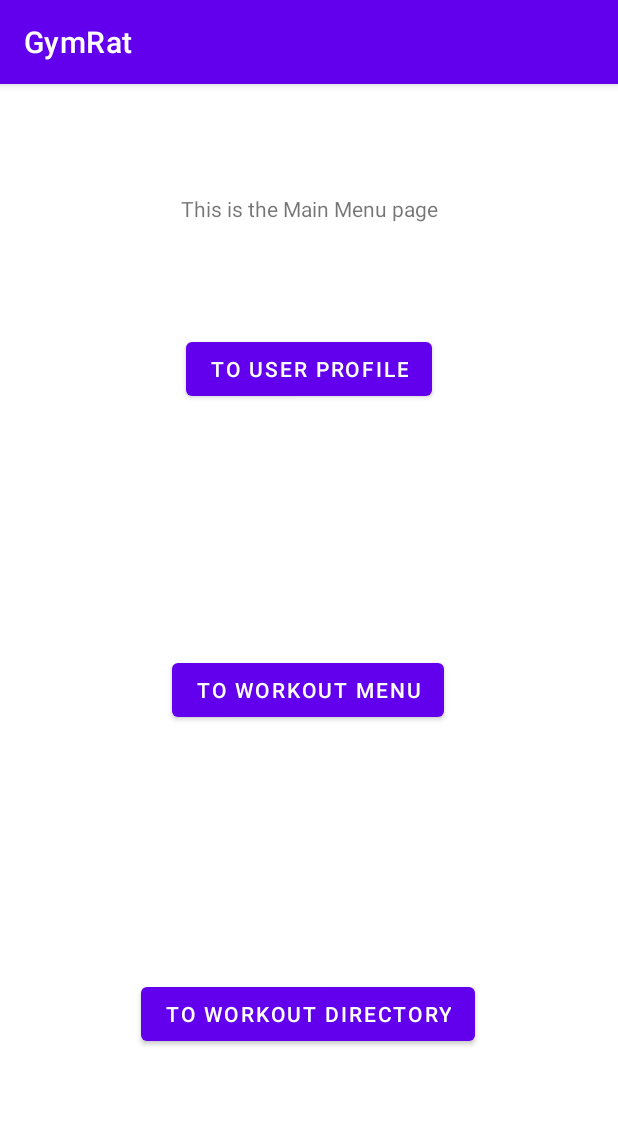
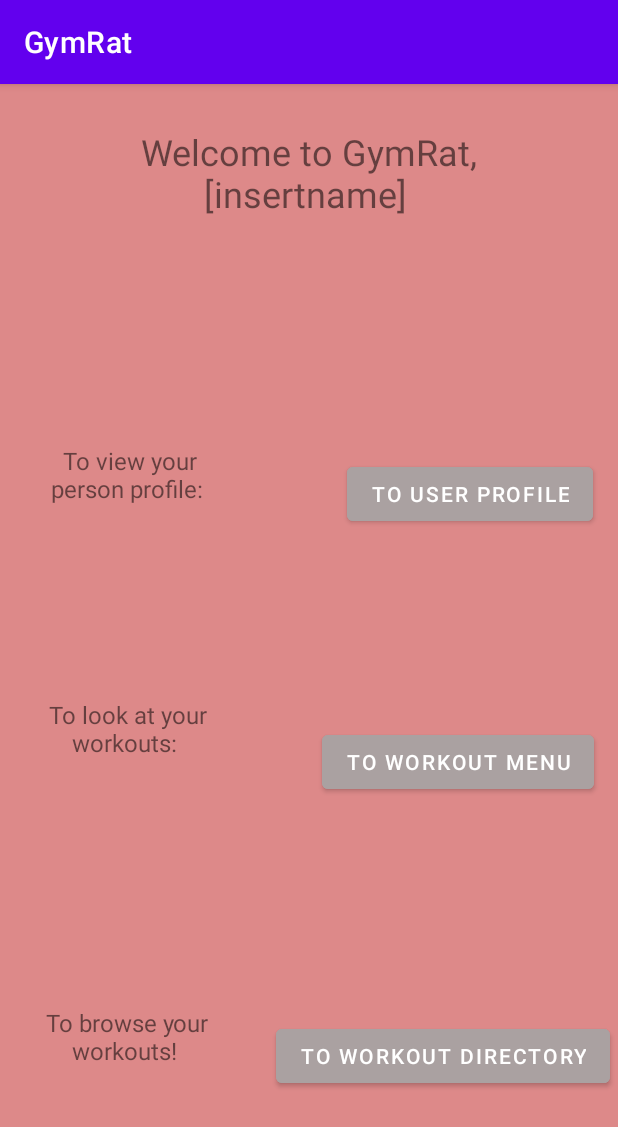
Before and after one commit to Twilli70/GymRat, an Android app: the MainMenuFragment screen opened directly, with no data from a screen before it, on a phone screen of 412 x 824 dp. Shown: the top 1127 px of the screen. Run offline under Robolectric (Android 15) with nearby library versions, the phone set to English and light mode, and no system bars.

Commit message:
color, theme

```diff
--- a/app/src/main/java/edu/towson/cosc412/martindale/gymrat/fragments/UserProfile.java
+++ b/app/src/main/java/edu/towson/cosc412/martindale/gymrat/fragments/UserProfile.java
@@ -1,61 +1,57 @@
-package edu.towson.cosc412.martindale.gymrat.fragments;
-
-import androidx.appcompat.app.AppCompatActivity;
-
-import android.content.Context;
-import android.content.Intent;
-import android.content.SharedPreferences;
-import android.os.Bundle;
-import android.view.View;
-import android.widget.Button;
-import android.widget.EditText;
-
-import android.widget.Toast;
-
-import edu.towson.cosc412.martindale.gymrat.R;
-
-public class UserProfile extends AppCompatActivity  {
-    Button save_contact; //this is the button that saves the user email and phone number
-    EditText phone_number, email_address; //this is the text box for the phone number and email address
-
-    public static final String MyPREFERENCES = "MyPrefs";
-    public static final String Email = "email_address";
-    public static final String Phone = "phone_number";
-
-    SharedPreferences sharedpreferences;
-
-
-    @Override
-    protected void onCreate(Bundle savedInstanceState) {
-        super.onCreate(savedInstanceState);
-        setContentView(R.layout.fragment_user_profile);
-
-        save_contact = findViewById(R.id.save_contact);
-        phone_number = findViewById(R.id.phone_number);
-        email_address = findViewById(R.id.email_address);
-
-        save_contact=(Button)findViewById(R.id.save_contact);
-        sharedpreferences = getSharedPreferences(MyPREFERENCES, Context.MODE_PRIVATE);
-
-        save_contact.setOnClickListener(new View.OnClickListener() {
-            @Override
-            public void onClick(View v) {
-                String n  = phone_number.getText().toString();
-                String ph  = email_address.getText().toString();
-
-                SharedPreferences.Editor editor = sharedpreferences.edit();
-
-                editor.putString(phone_number, n);
-                editor.putString(Phone, ph);
-                editor.putString(Email, e);
-                editor.commit();
-                Toast.makeText(MainActivity.this,"Thanks",Toast.LENGTH_LONG).show();
-            }
-        });
-    }
-
-}
-
-
-        }
-}
+//package edu.towson.cosc412.martindale.gymrat.fragments;
+//
+//import androidx.appcompat.app.AppCompatActivity;
+//
+//import android.content.Context;
+//import android.content.Intent;
+//import android.content.SharedPreferences;
+//import android.os.Bundle;
+//import android.view.View;
+//import android.widget.Button;
+//import android.widget.EditText;
+//
+//import android.widget.Toast;
+//
+//import edu.towson.cosc412.martindale.gymrat.R;
+//
+//public class UserProfile extends AppCompatActivity  {
+//    Button save_contact; //this is the button that saves the user email and phone number
+//    EditText phone_number, email_address; //this is the text box for the phone number and email address
+//
+//    public static final String MyPREFERENCES = "MyPrefs";
+//    public static final String Email = "email_address";
+//    public static final String Phone = "phone_number";
+//
+//    SharedPreferences sharedpreferences;
+//
+//
+//    @Override
+//    protected void onCreate(Bundle savedInstanceState) {
+//        super.onCreate(savedInstanceState);
+//        setContentView(R.layout.fragment_user_profile);
+//
+//        save_contact = findViewById(R.id.save_contact);
+//        phone_number = findViewById(R.id.phone_number);
+//        email_address = findViewById(R.id.email_address);
+//
+//        save_contact=(Button)findViewById(R.id.save_contact);
+//        sharedpreferences = getSharedPreferences(MyPREFERENCES, Context.MODE_PRIVATE);
+//
+//        save_contact.setOnClickListener(new View.OnClickListener() {
+//            @Override
+//            public void onClick(View v) {
+//                String n  = phone_number.getText().toString();
+//                String ph  = email_address.getText().toString();
+//
+//                SharedPreferences.Editor editor = sharedpreferences.edit();
+//
+//                editor.putString(phone_number, n);
+//                editor.putString(Phone, ph);
+//                editor.putString(Email, e);
+//                editor.commit();
+//                Toast.makeText(MainActivity.this,"Thanks",Toast.LENGTH_LONG).show();
+//            }
+//        });
+//    }
+//
+//}
--- a/app/src/main/res/layout/activity_registration.xml
+++ b/app/src/main/res/layout/activity_registration.xml
@@ -1,10 +1,10 @@
 <?xml version="1.0" encoding="utf-8"?>
-<androidx.constraintlayout.widget.ConstraintLayout
-    xmlns:android="http://schemas.android.com/apk/res/android"
+<androidx.constraintlayout.widget.ConstraintLayout xmlns:android="http://schemas.android.com/apk/res/android"
     xmlns:app="http://schemas.android.com/apk/res-auto"
     xmlns:tools="http://schemas.android.com/tools"
     android:layout_width="match_parent"
-    android:layout_height="match_parent">
+    android:layout_height="match_parent"
+    android:background="#DD8989">
 
     <EditText
         android:id="@+id/newPwd"
--- a/app/src/main/res/layout/fragment_main_menu.xml
+++ b/app/src/main/res/layout/fragment_main_menu.xml
@@ -1,50 +1,113 @@
 <?xml version="1.0" encoding="utf-8"?>
-<androidx.constraintlayout.widget.ConstraintLayout
-    xmlns:android="http://schemas.android.com/apk/res/android"
+<androidx.constraintlayout.widget.ConstraintLayout xmlns:android="http://schemas.android.com/apk/res/android"
     xmlns:app="http://schemas.android.com/apk/res-auto"
     xmlns:tools="http://schemas.android.com/tools"
     android:layout_width="match_parent"
-    android:layout_height="match_parent">
+    android:layout_height="match_parent"
+    android:background="#DD8989">
 
     <Button
         android:id="@+id/userProfileBtn"
         android:layout_width="wrap_content"
         android:layout_height="wrap_content"
+        android:backgroundTint="#AAA1A1"
         android:text="to user profile"
         app:layout_constraintBottom_toTopOf="@+id/workoutMenuBtn"
         app:layout_constraintEnd_toEndOf="parent"
+        app:layout_constraintHorizontal_bias="0.934"
         app:layout_constraintStart_toStartOf="parent"
-        app:layout_constraintTop_toTopOf="parent" />
+        app:layout_constraintTop_toTopOf="parent"
+        app:layout_constraintVertical_bias="0.656" />
 
     <Button
         android:id="@+id/workoutMenuBtn"
         android:layout_width="wrap_content"
         android:layout_height="wrap_content"
-        android:layout_marginBottom="168dp"
+        android:layout_marginBottom="148dp"
+        android:backgroundTint="#AAA1A1"
         android:text="to workout menu"
         app:layout_constraintBottom_toTopOf="@+id/workoutDirectoryBtn"
         app:layout_constraintEnd_toEndOf="parent"
-        app:layout_constraintHorizontal_bias="0.497"
+        app:layout_constraintHorizontal_bias="0.93"
         app:layout_constraintStart_toStartOf="parent" />
 
     <Button
         android:id="@+id/workoutDirectoryBtn"
         android:layout_width="wrap_content"
         android:layout_height="wrap_content"
-        android:layout_marginBottom="124dp"
+        android:layout_marginBottom="96dp"
+        android:backgroundTint="#AAA1A1"
         android:text="to workout directory"
         app:layout_constraintBottom_toBottomOf="parent"
         app:layout_constraintEnd_toEndOf="parent"
-        app:layout_constraintHorizontal_bias="0.497"
+        app:layout_constraintHorizontal_bias="0.973"
         app:layout_constraintStart_toStartOf="parent" />
 
     <TextView
         android:id="@+id/textView2"
-        android:layout_width="wrap_content"
-        android:layout_height="wrap_content"
-        android:text="This is the Main Menu page"
+        android:layout_width="347dp"
+        android:layout_height="61dp"
+        android:text="Welcome to GymRat, [insertname] "
+        android:textAlignment="center"
+        android:textSize="24sp"
         app:layout_constraintBottom_toTopOf="@+id/userProfileBtn"
         app:layout_constraintEnd_toEndOf="parent"
         app:layout_constraintStart_toStartOf="parent"
-        app:layout_constraintTop_toTopOf="parent" />
+        app:layout_constraintTop_toTopOf="parent"
+        app:layout_constraintVertical_bias="0.152" />
+
+    <TextView
+        android:id="@+id/textView"
+        android:layout_width="139dp"
+        android:layout_height="53dp"
+        android:layout_marginBottom="100dp"
+        android:text="To browse your workouts! "
+        android:textAlignment="center"
+        android:textSize="16sp"
+        app:layout_constraintBottom_toBottomOf="parent"
+        app:layout_constraintEnd_toStartOf="@+id/workoutDirectoryBtn"
+        app:layout_constraintHorizontal_bias="0.34"
+        app:layout_constraintStart_toStartOf="parent" />
+
+    <TextView
+        android:id="@+id/textView8"
+        android:layout_width="139dp"
+        android:layout_height="53dp"
+        android:layout_marginBottom="152dp"
+        android:text="To look at your workouts: "
+        android:textAlignment="center"
+        android:textSize="16sp"
+        app:layout_constraintBottom_toTopOf="@+id/textView"
+        app:layout_constraintEnd_toStartOf="@+id/workoutMenuBtn"
+        app:layout_constraintHorizontal_bias="0.202"
+        app:layout_constraintStart_toStartOf="parent" />
+
+    <TextView
+        android:id="@+id/textView10"
+        android:layout_width="139dp"
+        android:layout_height="53dp"
+        android:layout_marginTop="116dp"
+        android:layout_marginEnd="75dp"
+        android:text="To view your person profile: "
+        android:textAlignment="center"
+        android:textSize="16sp"
+        app:layout_constraintBottom_toTopOf="@+id/textView8"
+        app:layout_constraintEnd_toStartOf="@+id/userProfileBtn"
+        app:layout_constraintHorizontal_bias="1.0"
+        app:layout_constraintStart_toStartOf="parent"
+        app:layout_constraintTop_toBottomOf="@+id/textView2"
+        app:layout_constraintVertical_bias="0.227" />
+
+    <ImageView
+        android:id="@+id/imageView"
+        android:layout_width="102dp"
+        android:layout_height="99dp"
+        android:layout_marginTop="82dp"
+        app:layout_constraintBottom_toBottomOf="parent"
+        app:layout_constraintEnd_toEndOf="parent"
+        app:layout_constraintHorizontal_bias="0.498"
+        app:layout_constraintStart_toStartOf="parent"
+        app:layout_constraintTop_toTopOf="@+id/textView2"
+        app:layout_constraintVertical_bias="0.0"
+        tools:srcCompat="@tools:sample/avatars" />
 </androidx.constraintlayout.widget.ConstraintLayout>
--- a/app/src/main/res/layout/fragment_workout_directory.xml
+++ b/app/src/main/res/layout/fragment_workout_directory.xml
@@ -1,10 +1,10 @@
 <?xml version="1.0" encoding="utf-8"?>
-<androidx.constraintlayout.widget.ConstraintLayout
-    xmlns:android="http://schemas.android.com/apk/res/android"
+<androidx.constraintlayout.widget.ConstraintLayout xmlns:android="http://schemas.android.com/apk/res/android"
     xmlns:app="http://schemas.android.com/apk/res-auto"
     xmlns:tools="http://schemas.android.com/tools"
     android:layout_width="match_parent"
-    android:layout_height="match_parent">
+    android:layout_height="match_parent"
+    android:background="#DD8989">
 
     <TextView
         android:id="@+id/textView5"
```
